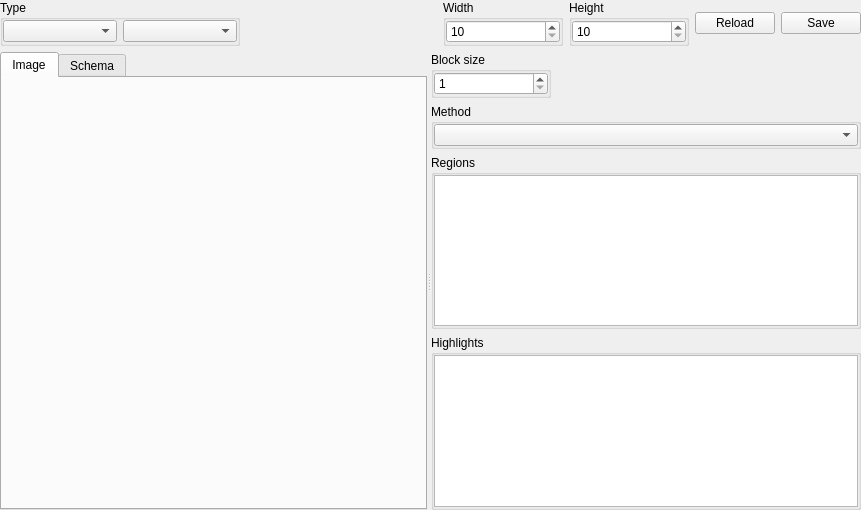
Qt form xvisualizationwidget.ui (horsicq/XVisualizationWidget) before a commit.
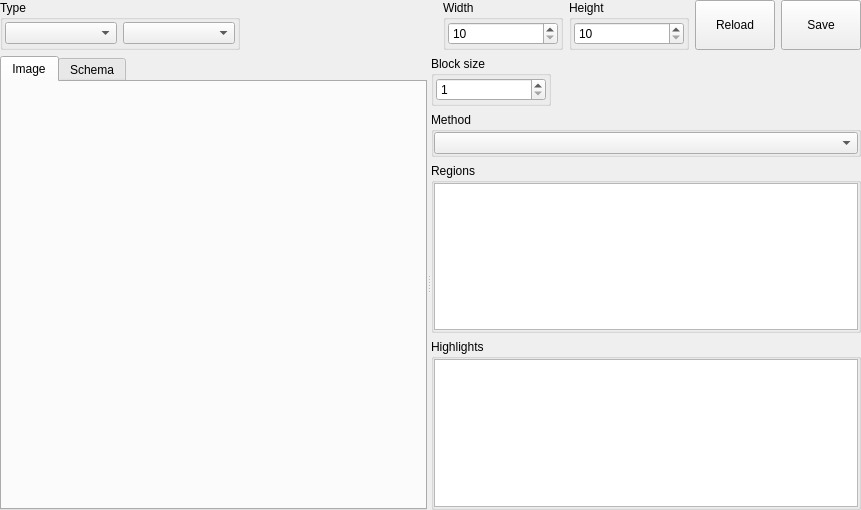
The same form after that commit. Custom widgets are drawn as their Qt base class.

The edit to the form file:
```diff
--- a/xvisualizationwidget.ui
+++ b/xvisualizationwidget.ui
@@ -41,16 +41,16 @@
        </property>
        <layout class="QHBoxLayout" name="horizontalLayout_3">
         <property name="leftMargin">
-         <number>0</number>
+         <number>2</number>
         </property>
         <property name="topMargin">
-         <number>0</number>
+         <number>2</number>
         </property>
         <property name="rightMargin">
-         <number>0</number>
+         <number>2</number>
         </property>
         <property name="bottomMargin">
-         <number>0</number>
+         <number>2</number>
         </property>
         <item>
          <widget class="QComboBox" name="comboBoxType"/>
@@ -87,16 +87,16 @@
        </property>
        <layout class="QVBoxLayout" name="verticalLayout_9">
         <property name="leftMargin">
-         <number>0</number>
+         <number>2</number>
         </property>
         <property name="topMargin">
-         <number>0</number>
+         <number>2</number>
         </property>
         <property name="rightMargin">
-         <number>0</number>
+         <number>2</number>
         </property>
         <property name="bottomMargin">
-         <number>0</number>
+         <number>2</number>
         </property>
         <item>
          <widget class="QSpinBox" name="spinBoxWidth">
@@ -124,16 +124,16 @@
        </property>
        <layout class="QVBoxLayout" name="verticalLayout_10">
         <property name="leftMargin">
-         <number>0</number>
+         <number>2</number>
         </property>
         <property name="topMargin">
-         <number>0</number>
+         <number>2</number>
         </property>
         <property name="rightMargin">
-         <number>0</number>
+         <number>2</number>
         </property>
         <property name="bottomMargin">
-         <number>0</number>
+         <number>2</number>
         </property>
         <item>
          <widget class="QSpinBox" name="spinBoxHeight">
@@ -150,6 +150,12 @@
      </item>
      <item>
       <widget class="QPushButton" name="pushButtonVisualizationReload">
+       <property name="sizePolicy">
+        <sizepolicy hsizetype="Minimum" vsizetype="Minimum">
+         <horstretch>0</horstretch>
+         <verstretch>0</verstretch>
+        </sizepolicy>
+       </property>
        <property name="text">
         <string>Reload</string>
        </property>
@@ -157,6 +163,12 @@
      </item>
      <item>
       <widget class="QPushButton" name="pushButtonVisualizationSave">
+       <property name="sizePolicy">
+        <sizepolicy hsizetype="Minimum" vsizetype="Minimum">
+         <horstretch>0</horstretch>
+         <verstretch>0</verstretch>
+        </sizepolicy>
+       </property>
        <property name="text">
         <string>Save</string>
        </property>
@@ -255,16 +267,16 @@
            </property>
            <layout class="QVBoxLayout" name="verticalLayout_11">
             <property name="leftMargin">
-             <number>0</number>
+             <number>2</number>
             </property>
             <property name="topMargin">
-             <number>0</number>
+             <number>2</number>
             </property>
             <property name="rightMargin">
-             <number>0</number>
+             <number>2</number>
             </property>
             <property name="bottomMargin">
-             <number>0</number>
+             <number>2</number>
             </property>
             <item>
              <widget class="QSpinBox" name="spinBoxBlockSize">
```
